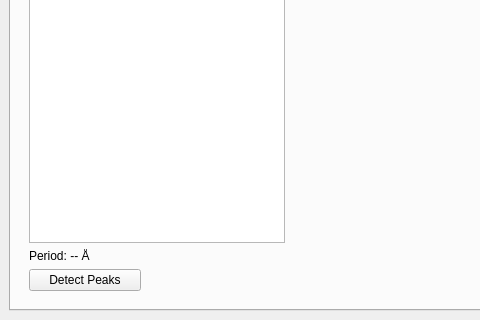
First picture: the form in form.ui, repository sstendahl/KARIN, before the edit; both pictures show x 0 to 480 and y 548 to 868 of the 952 by 868 pixel window.
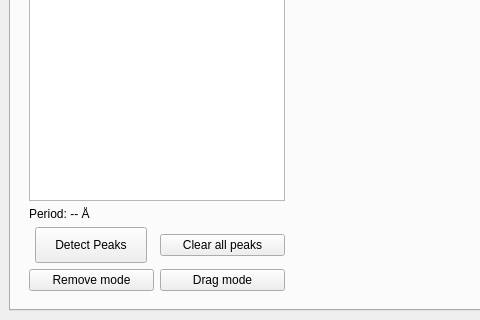
Second picture: the form after the edit.

Commit message: Added some tools for peak detection

```diff
--- a/form.ui
+++ b/form.ui
@@ -74,25 +74,6 @@
                       </property>
                      </widget>
                     </item>
-                    <item row="5" column="0" alignment="Qt::AlignTop">
-                     <widget class="QPushButton" name="DetectPeaks_button">
-                      <property name="sizePolicy">
-                       <sizepolicy hsizetype="Maximum" vsizetype="Maximum">
-                        <horstretch>0</horstretch>
-                        <verstretch>0</verstretch>
-                       </sizepolicy>
-                      </property>
-                      <property name="minimumSize">
-                       <size>
-                        <width>112</width>
-                        <height>0</height>
-                       </size>
-                      </property>
-                      <property name="text">
-                       <string>Detect Peaks</string>
-                      </property>
-                     </widget>
-                    </item>
                     <item row="3" column="0" alignment="Qt::AlignLeft">
                      <widget class="QListWidget" name="listWidget">
                       <property name="sizePolicy">
@@ -113,6 +94,62 @@
                       </item>
                      </widget>
                     </item>
+                    <item row="5" column="0">
+                     <layout class="QGridLayout" name="gridLayout">
+                      <item row="1" column="0">
+                       <widget class="QPushButton" name="removePeak_button">
+                        <property name="text">
+                         <string>Remove mode</string>
+                        </property>
+                        <property name="checkable">
+                         <bool>true</bool>
+                        </property>
+                       </widget>
+                      </item>
+                      <item row="0" column="2">
+                       <widget class="QPushButton" name="removeAll_button">
+                        <property name="text">
+                         <string>Clear all peaks</string>
+                        </property>
+                       </widget>
+                      </item>
+                      <item row="0" column="0" alignment="Qt::AlignHCenter">
+                       <widget class="QPushButton" name="DetectPeaks_button">
+                        <property name="sizePolicy">
+                         <sizepolicy hsizetype="Expanding" vsizetype="Maximum">
+                          <horstretch>0</horstretch>
+                          <verstretch>0</verstretch>
+                         </sizepolicy>
+                        </property>
+                        <property name="minimumSize">
+                         <size>
+                          <width>112</width>
+                          <height>36</height>
+                         </size>
+                        </property>
+                        <property name="maximumSize">
+                         <size>
+                          <width>112</width>
+                          <height>36</height>
+                         </size>
+                        </property>
+                        <property name="text">
+                         <string>Detect Peaks</string>
+                        </property>
+                       </widget>
+                      </item>
+                      <item row="1" column="2">
+                       <widget class="QPushButton" name="pushButton">
+                        <property name="text">
+                         <string>Drag mode</string>
+                        </property>
+                        <property name="checkable">
+                         <bool>true</bool>
+                        </property>
+                       </widget>
+                      </item>
+                     </layout>
+                    </item>
                    </layout>
                   </item>
                  </layout>
```
The commit also changes 4 other files.
